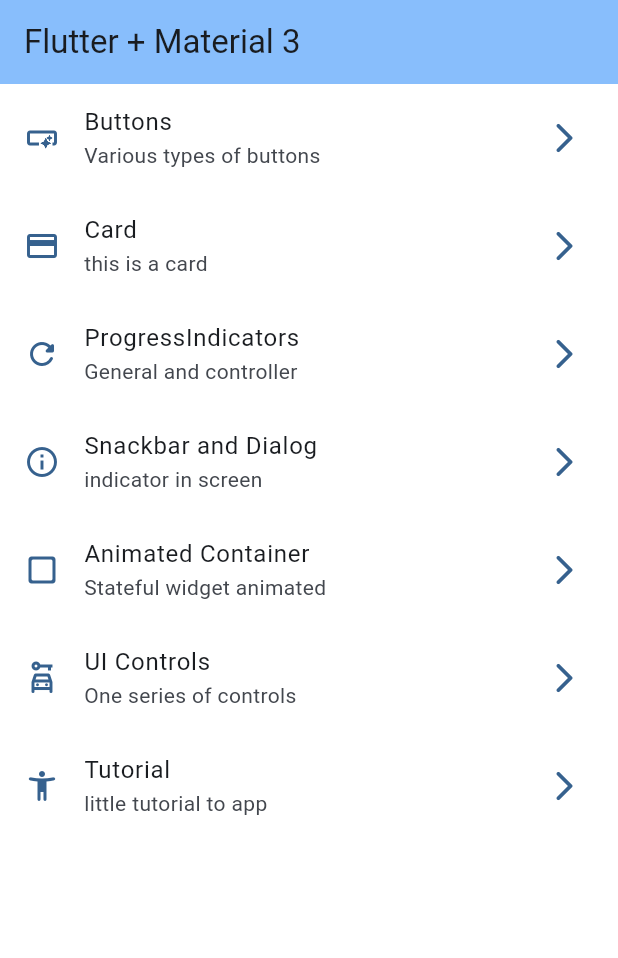
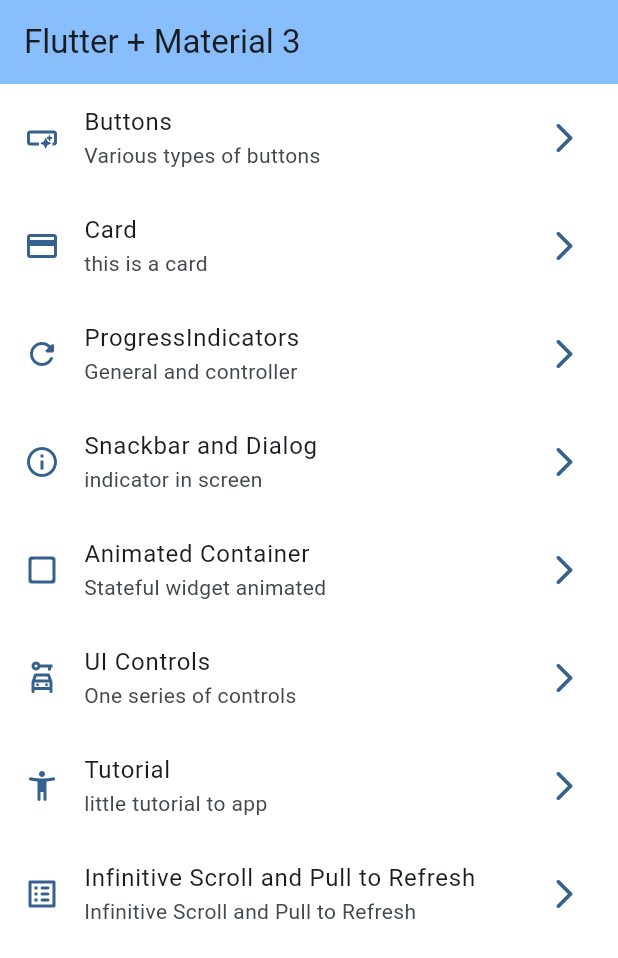
Before and after one commit to jdgelfry/widgets_app, a Flutter app: the screen it shows after launch, on a phone screen of 412 x 824 dp. Shown: the top 958 px of the screen. Run offline on Flutter 3.47's test engine with Material 3 defaults, Android fonts, the phone set to English and light mode, and no system bars; our stand-ins replace animate_do, go_router.

Commit message:
add infinite scroll

```diff
--- a/lib/config/menu/menu_items.dart
+++ b/lib/config/menu/menu_items.dart
@@ -57,4 +57,10 @@ const appMenuItems = <MenuItem>[
     link: '/tutorial',
     icon: Icons.accessibility_new_rounded,
   ),
+  MenuItem(
+    title: 'Infinitive Scroll and Pull to Refresh',
+    subtitle: 'Infinitive Scroll and Pull to Refresh',
+    link: '/infinite',
+    icon: Icons.list_alt_rounded,
+  ),
 ];
--- a/lib/config/router/app_router.dart
+++ b/lib/config/router/app_router.dart
@@ -45,5 +45,10 @@ final appRouter = GoRouter(
       name: AppTutorialScreen.name,
       builder: (context, state) => const AppTutorialScreen(),
     ),
+    GoRoute(
+      path: '/infinite',
+      name: InfiniteScrollScreen.name,
+      builder: (context, state) => const InfiniteScrollScreen(),
+    ),
   ],
 );
```
Also changed, not shown: lib/presentation/screens/infinite_scroll/infinite_scroll_screen.dart (+82 -2 lines).
